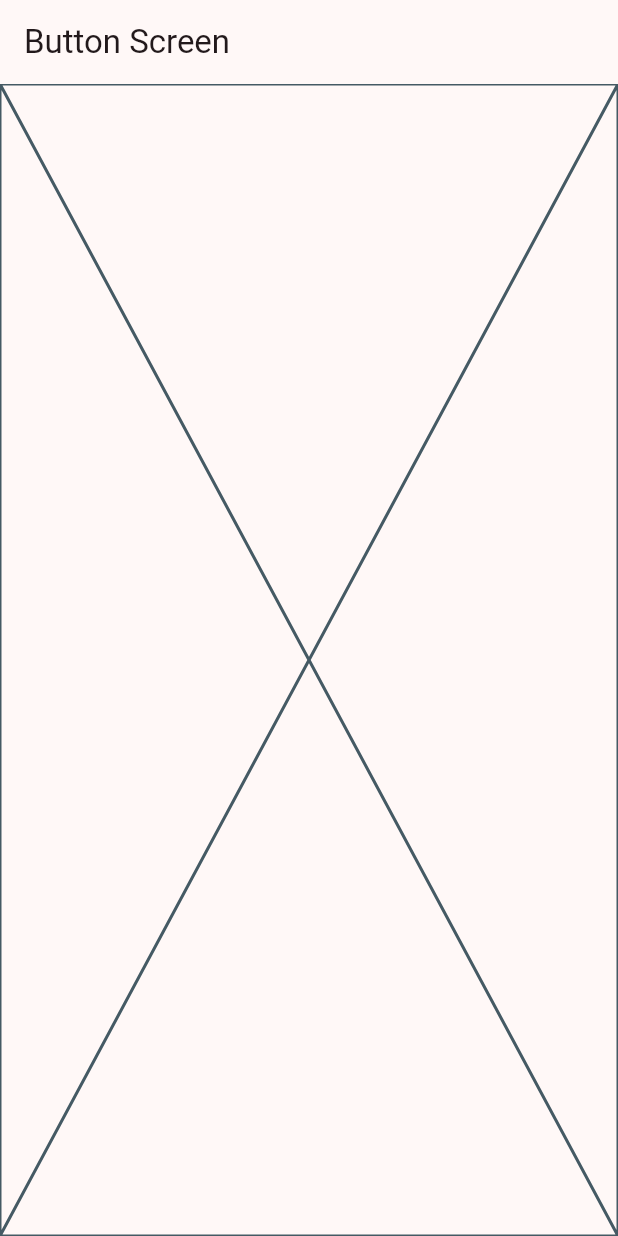
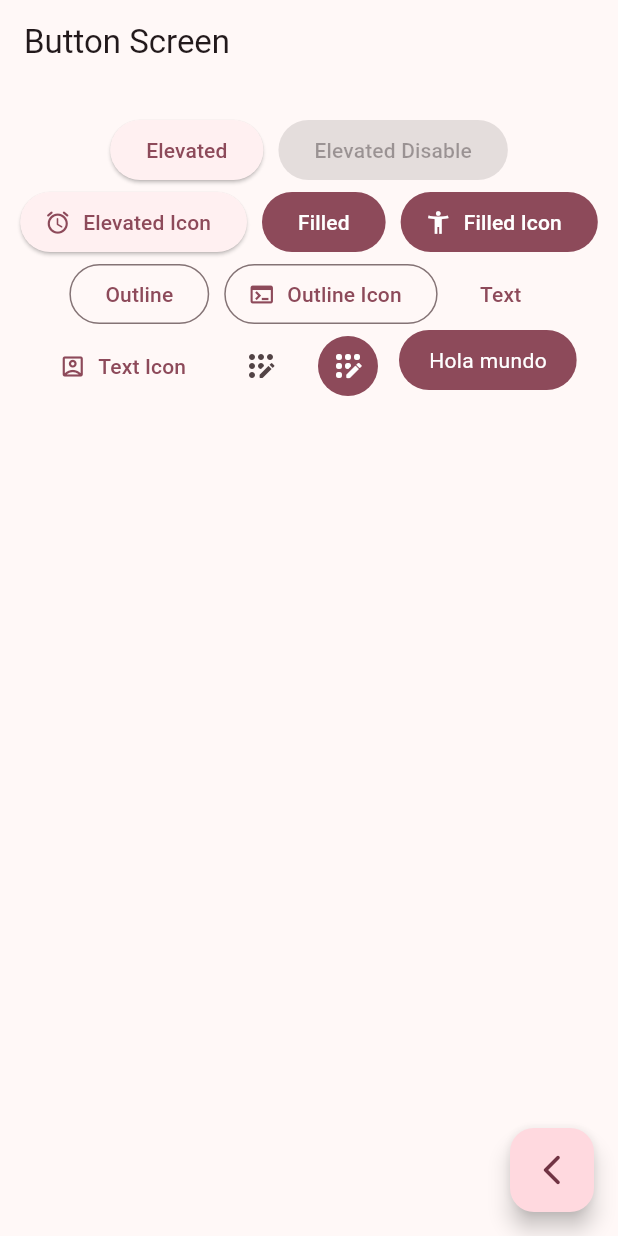
Before and after one commit to FBecerra2/widget_app, a Flutter app: the ButtonScreen screen opened by its route, on a phone screen of 412 x 824 dp. Run offline on Flutter 3.47's test engine with Material 2 defaults, Android fonts, the phone set to English and light mode, and no system bars; our stand-ins replace go_router.

Commit message:
Buttons screen Finish

```diff
--- a/lib/presentation/screen/buttons/buttons_screen.dart
+++ b/lib/presentation/screen/buttons/buttons_screen.dart
@@ -1,4 +1,5 @@
 import 'package:flutter/material.dart';
+import 'package:go_router/go_router.dart';
 
 class ButtonScreen extends StatelessWidget {
   const ButtonScreen({super.key});
@@ -9,7 +10,117 @@ class ButtonScreen extends StatelessWidget {
       appBar: AppBar(
         title: const Text('Button Screen'),
       ),
-      body: const Placeholder(),
+      body: const _ButtonsView(),
+      floatingActionButton: FloatingActionButton(
+          child: const Icon(Icons.arrow_back_ios_new_rounded),
+          onPressed: () {
+            context.pop();
+          }),
     );
   }
 }
+
+class _ButtonsView extends StatelessWidget {
+  const _ButtonsView();
+
+  @override
+  Widget build(BuildContext context) {
+    final colors = Theme.of(context).colorScheme;
+
+    return SizedBox(
+      width: double.infinity,
+      child: Padding(
+        padding: const EdgeInsets.symmetric(horizontal: 10, vertical: 20),
+        child: Wrap(
+          spacing: 10,
+          alignment: WrapAlignment.center,
+          children: [
+            ElevatedButton(
+              onPressed: () {},
+              child: const Text('Elevated'),
+            ),
+            const ElevatedButton(
+              onPressed: null,
+              child: Text('Elevated Disable'),
+            ),
+            ElevatedButton.icon(
+              onPressed: () {},
+              icon: const Icon(Icons.access_alarm_rounded),
+              label: const Text('Elevated Icon'),
+            ),
+            FilledButton(
+              onPressed: () {},
+              child: const Text('Filled'),
+            ),
+            FilledButton.icon(
+              onPressed: () {},
+              icon: const Icon(Icons.accessibility_new),
+              label: const Text('Filled Icon'),
+            ),
+            OutlinedButton(
+              onPressed: () {},
+              child: const Text('Outline'),
+            ),
+            OutlinedButton.icon(
+              onPressed: () {},
+              icon: const Icon(Icons.terminal),
+              label: const Text('Outline Icon'),
+            ),
+            TextButton(
+              onPressed: () {},
+              child: const Text('Text'),
+            ),
+            TextButton.icon(
+              onPressed: () {},
+              icon: const Icon(Icons.account_box_outlined),
+              label: const Text('Text Icon'),
+            ),
+            IconButton(
+              onPressed: () {},
+              icon: const Icon(Icons.app_registration_rounded),
+            ),
+            IconButton(
+              onPressed: () {},
+              icon: const Icon(Icons.app_registration_rounded),
+              style: ButtonStyle(
+                  backgroundColor: MaterialStatePropertyAll(colors.primary),
+                  iconColor: const MaterialStatePropertyAll(Colors.white)),
+            ),
+            //TODO: Custom Button
+
+            const CustomButton(),
+          ],
+        ),
+      ),
+    );
+  }
+}
+
+class CustomButton extends StatelessWidget {
+  const CustomButton({super.key});
+
+  @override
+  Widget build(BuildContext context) {
+    final colors = Theme.of(context).colorScheme;
+
+    return ClipRRect(
+      borderRadius: BorderRadius.circular(20),
+      child: Material(
+        color: colors.primary,
+        child: InkWell(
+          onTap: () {},
+          child: const Padding(
+            padding: EdgeInsets.symmetric(
+              vertical: 10,
+              horizontal: 20,
+            ),
+            child: Text(
+              'Hola mundo',
+              style: TextStyle(color: Colors.white),
+            ),
+          ),
+        ),
+      ),
+    );
+  }
+}
```
